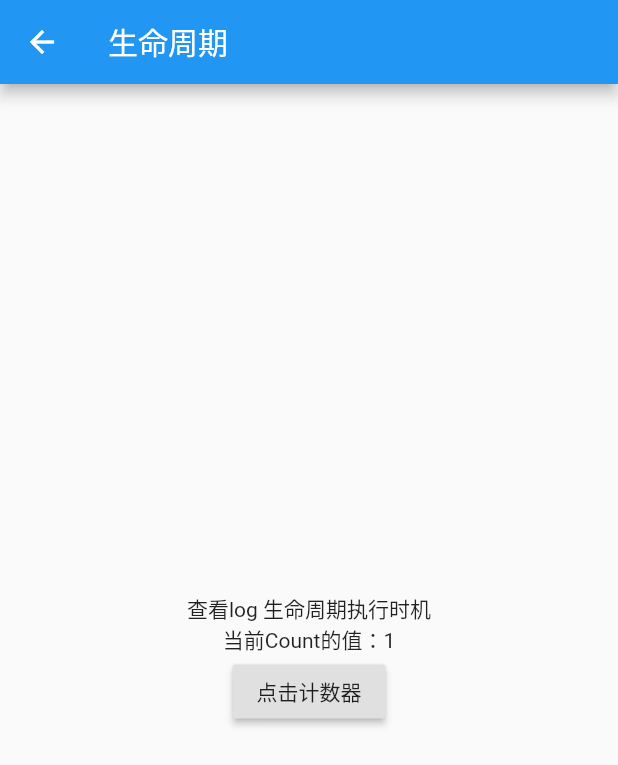
After one commit to xld1393679430/flutterappv1, a Flutter app: the WidgetLifeCyclePage screen opened by its route, after a tap on "点击计数器", on a phone screen of 412 x 824 dp. The commit adds this screen. Shown: the top 765 px of the screen. Run offline on Flutter 3.47's test engine with Material 2 defaults, Android fonts, the phone set to English and light mode, and no system bars; missing offline and left inert: flutter_color_plugin.

Commit message:
flutter 页面的生命周期

```diff
--- /dev/null
+++ b/lib/demo/widget_lifecycle.dart
@@ -0,0 +1,92 @@
+import 'package:flutter/material.dart';
+
+// flutter页面的生命周期
+// StatelessWidget: 只有createElement和build两个生命周期
+
+// StatefulWidget
+// 1 初始化时期 createState, initState
+// 2 更新时期 didChangeDependencies, build, didUpdateWidget
+// 3 销毁期 deactivate, dispose
+class WidgetLifeCyclePage extends StatefulWidget {
+  // 构建新的StatefulWidget， 会立即调用createState
+  @override
+  _WidgetLifeCyclePageState createState() => _WidgetLifeCyclePageState();
+}
+
+class _WidgetLifeCyclePageState extends State<WidgetLifeCyclePage> {
+  int _count = 0;
+
+  //创建widget时调用的除构造方法外的第一个方法 通常会做一些初始化工作 比如监听器的初始化
+  @override
+  void initState() {
+    super.initState();
+    print("------生命周期：initState");
+  }
+
+  // 当依赖的state改变时调用
+  // 第一次构建时 在instance()之后立即调用此方法
+  // 如果StatefulWidget依赖于InheritedWidget,当当前的state所依赖的InheritedWidget中的变量改变时会再次调用它
+  @override
+  void didChangeDependencies() {
+    super.didChangeDependencies();
+    print("------生命周期：didChangeDependencies");
+  }
+
+  // 这是一个必须实现的方法 这个生命周期实现要呈现的页面内容
+  // 会在didChangeDependencies之后调用
+  // 当调用setState后也会再次调用该方法
+  @override
+  Widget build(BuildContext context) {
+    print("------生命周期：build");
+    return Scaffold(
+      appBar: AppBar(
+        title: Text("生命周期"),
+        leading: GestureDetector(
+          onTap: () {
+            Navigator.pop(context);
+          },
+          child: Icon(Icons.arrow_back),
+        ),
+      ),
+      body: Center(
+        child: Column(
+          mainAxisAlignment: MainAxisAlignment.center,
+          children: <Widget>[
+            Text("查看log 生命周期执行时机"),
+            Text("当前Count的值：$_count"),
+            RaisedButton(
+              onPressed: () {
+                setState(() {
+                  _count += 1;
+                });
+              },
+              child: Text("点击计数器"),
+            )
+          ],
+        ),
+      ),
+    );
+  }
+
+  // 不常用的生命周期 父组件需要重新绘制会被调用
+  @override
+  void didUpdateWidget(oldWidget) {
+    super.didUpdateWidget(oldWidget);
+    print("------生命周期：didUpdateWidget");
+    // if(oldWidget.xxx != widget.xxx) {}
+  }
+
+  // 很少用到 组件被移除时被调用 在dispose调用之前调用
+  @override
+  void deactivate() {
+    super.deactivate();
+    print("------生命周期：deactivate");
+  }
+
+  // 常用 组件被销毁时调用 释放资源比如监听器的卸载
+  @override
+  void dispose() {
+    super.dispose();
+    print("------生命周期：dispose");
+  }
+}
--- a/lib/main.dart
+++ b/lib/main.dart
@@ -1,12 +1,14 @@
 import 'package:flutter/material.dart';
 import 'package:flutterapp/demo/less_group_page.dart';
 
+import 'demo/app_lifecycle.dart';
 import 'demo/gesture_page.dart';
 import 'demo/launch_page.dart';
 import 'demo/layout.dart';
 import 'demo/plugin_use.dart';
 import 'demo/resource_page.dart';
 import 'demo/statefull_group_page.dart';
+import 'demo/widget_lifecycle.dart';
 
 void main() {
   runApp(MyApp());
@@ -35,6 +37,8 @@ class MyApp extends StatelessWidget {
         "gesTure": (BuildContext context) => GesTurePage(),
         "resourcePage": (BuildContext context) => ResourcePage(),
         "launchPage": (BuildContext context) => LaunchPage(),
+        "widgetLifeCyclePage": (BuildContext context) => WidgetLifeCyclePage(),
+        "appLifecyclePage": (BuildContext context) => AppLifecyclePage(),
       },
     );
   }
@@ -68,6 +72,8 @@ class _RouterNavigatorState extends State<RouterNavigator> {
           _item("手势", 'gesTure', GesTurePage()),
           _item("资源使用", 'resourcePage', ResourcePage()),
           // _item("打开第三方应用", 'launchPage', LaunchPage()),
+          _item("页面的生命周期", 'widgetLifeCycle', WidgetLifeCyclePage()),
+          _item("应用的生命周期", 'flutter应用的生命周期', AppLifecyclePage()),
         ],
       ),
     );
@@ -84,7 +90,10 @@ class _RouterNavigatorState extends State<RouterNavigator> {
                 context, MaterialPageRoute(builder: (context) => page));
           }
         },
-        child: Text(title),
+        child: Text(
+          title,
+          style: TextStyle(fontSize: 24),
+        ),
       ),
     );
   }
```
Also changed, not shown: lib/demo/app_lifecycle.dart (added, +32 -0 lines), 1 other file.
